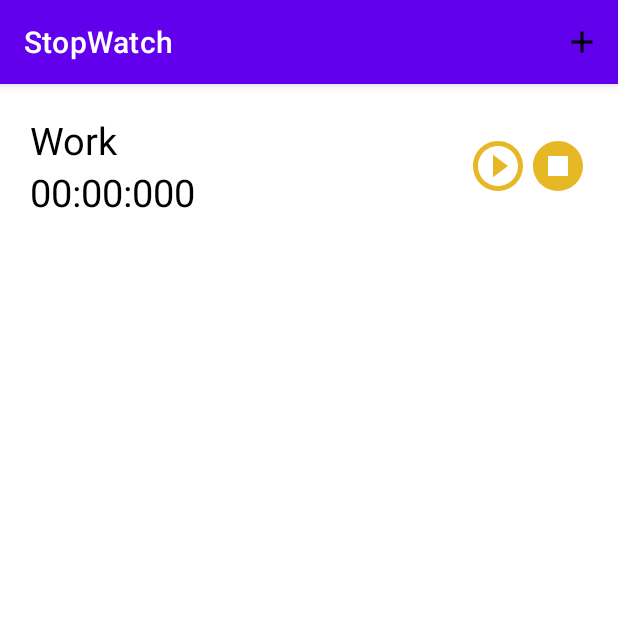
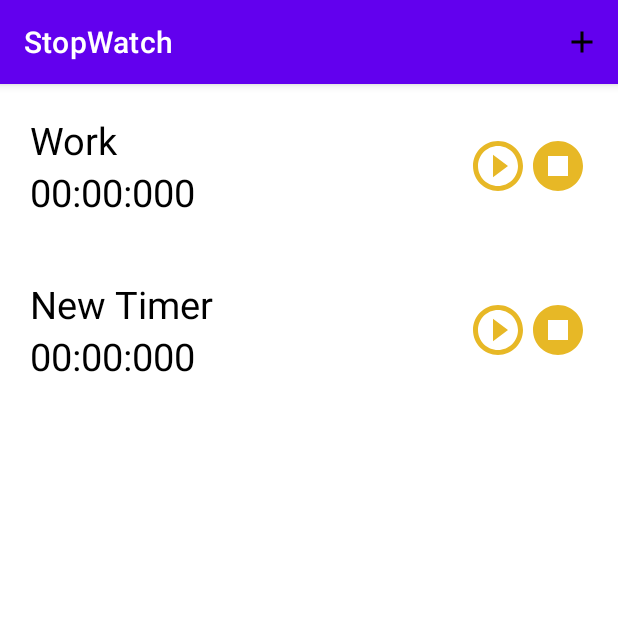
Before and after one commit to TimurAbyzbaev/StopWatch, an Android app: the screen it shows after launch (MainActivity), after a tap on "Add timer", on a phone screen of 412 x 824 dp, the top half of it. Run offline under Robolectric (Android 15) with nearby library versions, the phone set to English and light mode, and no system bars.

Commit message:
MainActivityViewModel.kt работает. Таймеры корректно добавляются, переименовываются и удаляются

```diff
--- a/app/src/main/java/com/example/stopwatch/view/MainActivity.kt
+++ b/app/src/main/java/com/example/stopwatch/view/MainActivity.kt
@@ -9,14 +9,13 @@ import android.widget.Toast
 import androidx.appcompat.app.AppCompatActivity
 import androidx.lifecycle.Observer
 import androidx.lifecycle.ViewModelProvider
-import androidx.lifecycle.get
 import com.example.stopwatch.R
 import com.example.stopwatch.databinding.ActivityMainBinding
 import com.example.stopwatch.view.dialogInput.RenameDialogInput
 import com.example.stopwatch.viewmodel.MainActivityViewModel
-import com.example.stopwatch.viewmodel.TimerModel
 
 private const val BOTTOM_SHEET_FRAGMENT_DIALOG_TAG = "74a54328-5d62-46bf-ab6b-cbf5fgt0-092395"
+
 class MainActivity : AppCompatActivity() {
 
     private lateinit var binding: ActivityMainBinding
@@ -41,26 +40,15 @@ class MainActivity : AppCompatActivity() {
         registerForContextMenu(binding.mainActivityRecyclerview)
 
         viewModel.subscribeToLiveData().observe(this, Observer {
-            Toast.makeText(applicationContext, "Here", Toast.LENGTH_SHORT).show()
+            Toast.makeText(applicationContext, "Adapter update", Toast.LENGTH_SHORT).show()
             adapter.setData(it)
         })
-        //viewModel.subscribeToLiveData().observe(this) { setTimers(it) }
-//        viewModel.subscribeToLiveData().observe(this) {
-//            onChange(it)
-//        }
-
-        //adapter.setData(timers)
     }
 
     override fun onDestroy() {
         viewModel.subscribeToLiveData().removeObservers(this)
         super.onDestroy()
     }
-
-//    private fun onChange(timers: MutableList<TimerModel>) {
-//        adapter.setData(timers)
-//        adapter
-//    }
 
     override fun onCreateOptionsMenu(menu: Menu?): Boolean {
         menuInflater.inflate(R.menu.main_menu, menu)
@@ -71,11 +59,8 @@ class MainActivity : AppCompatActivity() {
         return when (item.itemId) {
             R.id.add_timer -> {
                 viewModel.addTimer()
-                //timers.add(TimerModel())
-               // adapter.setData(timers)
                 true
             }
-
             else -> super.onOptionsItemSelected(item)
         }
     }
@@ -95,16 +80,11 @@ class MainActivity : AppCompatActivity() {
     override fun onContextItemSelected(item: MenuItem): Boolean {
         when (item.itemId) {
             R.id.add_timer -> {
-                //timers.add(TimerModel("New Timer"))
                 viewModel.addTimer()
-                adapter.notifyDataSetChanged()
-                //adapter.setData(timers)
             }
+            R.id.remove_timer -> {
+                viewModel.removeTimer(currentPosition, this)
 
-            R.id.remove_timer -> {
-                //val currentTimer = timers.get(currentPosition)
-                //currentTimer.stopClicked()
-                //deleteItemFromList(currentPosition)
             }
             R.id.rename_timer -> {
                 renameTimer()
@@ -113,11 +93,6 @@ class MainActivity : AppCompatActivity() {
         return super.onContextItemSelected(item)
     }
 
-    private fun deleteItemFromList(index: Int) {
-        //timers.removeAt(position)
-        viewModel.removeTimer(index)
-        //adapter.setData(timers)
-    }
     private fun renameTimer() {
         val renameDialogFragment = RenameDialogInput.newInstance()
         renameDialogFragment.setOnSearchClickListener(onRenameClickListener)
@@ -127,9 +102,7 @@ class MainActivity : AppCompatActivity() {
     private val onRenameClickListener: RenameDialogInput.OnRenameClickListener =
         object : RenameDialogInput.OnRenameClickListener {
             override fun onClick(newTimerName: String) {
-                //timers[currentPosition].name = newTimerName
                 viewModel.renameTimer(currentPosition, newTimerName)
-                adapter.notifyDataSetChanged()
             }
         }
 }
--- a/app/src/main/java/com/example/stopwatch/view/MainActivityAdapter.kt
+++ b/app/src/main/java/com/example/stopwatch/view/MainActivityAdapter.kt
@@ -17,8 +17,8 @@ class MainActivityAdapter(
     private lateinit var context: Context
     private var timers: List<TimerModel> = arrayListOf()
 
-    fun setData(viewModels: List<TimerModel>) {
-        this.timers = viewModels
+    fun setData(timers: List<TimerModel>) {
+        this.timers = timers
         notifyDataSetChanged()
     }
 
@@ -46,30 +46,45 @@ class MainActivityAdapter(
         RecyclerView.ViewHolder(view)//, View.OnCreateContextMenuListener
     {
         fun bind(timer: TimerModel) {
+            val buttonStart = itemView.findViewById<ImageButton>(R.id.button_start)
+            val buttonStop = itemView.findViewById<ImageButton>(R.id.button_stop)
+            val timerValueTextView = itemView.findViewById<TextView>(R.id.text_time)
+            val timerNameTextView = itemView.findViewById<TextView>(R.id.timer_name)
+            updateImageOnImageButton(buttonStart, timer.started)
+
             timer.startCollect()
             timer.subscribeToValue().observe(context as LifecycleOwner) {
-                itemView.findViewById<TextView>(R.id.text_time).text = it
+               timerValueTextView.text = it
             }
-            itemView.findViewById<TextView>(R.id.text_time).text = timer.subscribeToValue().value
 
-            itemView.findViewById<TextView>(R.id.timer_name).text = timer.name
+            timerValueTextView.text = timer.subscribeToValue().value
+            timerNameTextView.text = timer.name
 
-            itemView.findViewById<ImageButton>(R.id.button_start).setOnClickListener {
+            buttonStart.setOnClickListener{
                 if(!timer.started){
-                    itemView.findViewById<ImageButton>(R.id.button_start).setImageResource(R.drawable.baseline_pause_circle_outline_24)
                     timer.startClicked()
                 } else {
-                    itemView.findViewById<ImageButton>(R.id.button_start).setImageResource(R.drawable.baseline_play_circle_outline_24)
                     timer.pauseClicked()
                 }
+
+                updateImageOnImageButton(buttonStart, timer.started)
+
             }
-
-            itemView.findViewById<ImageButton>(R.id.button_stop).setOnClickListener {
-                itemView.findViewById<ImageButton>(R.id.button_start).setImageResource(R.drawable.baseline_play_circle_outline_24)
+            buttonStop.setOnClickListener {
                 timer.stopClicked()
+                updateImageOnImageButton(buttonStart, timer.started)
             }
         }
+    }
 
+    private fun updateImageOnImageButton(button: ImageButton, started: Boolean) {
+        if(started){
+            button.setImageResource(R.drawable.baseline_pause_circle_outline_24)
+
+        } else {
+            button.setImageResource(R.drawable.baseline_play_circle_outline_24)
+
+        }
     }
 
     private fun setPosition(pos: Int) {
```
Also changed, not shown: app/src/main/java/com/example/stopwatch/viewmodel/MainActivityViewModel.kt (+11 -6 lines).
